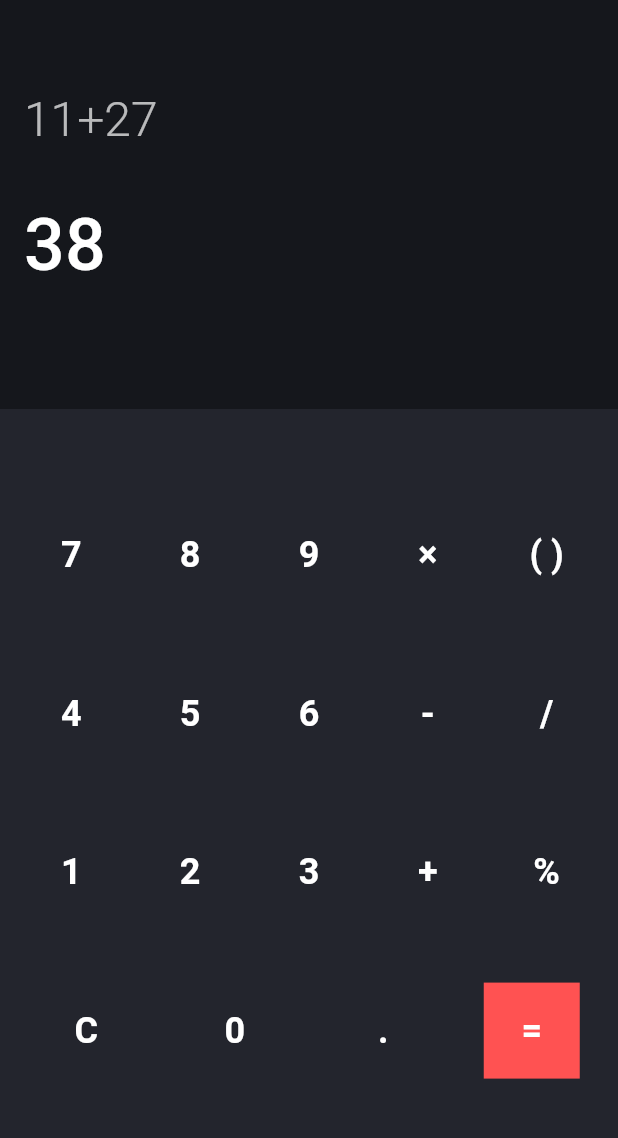
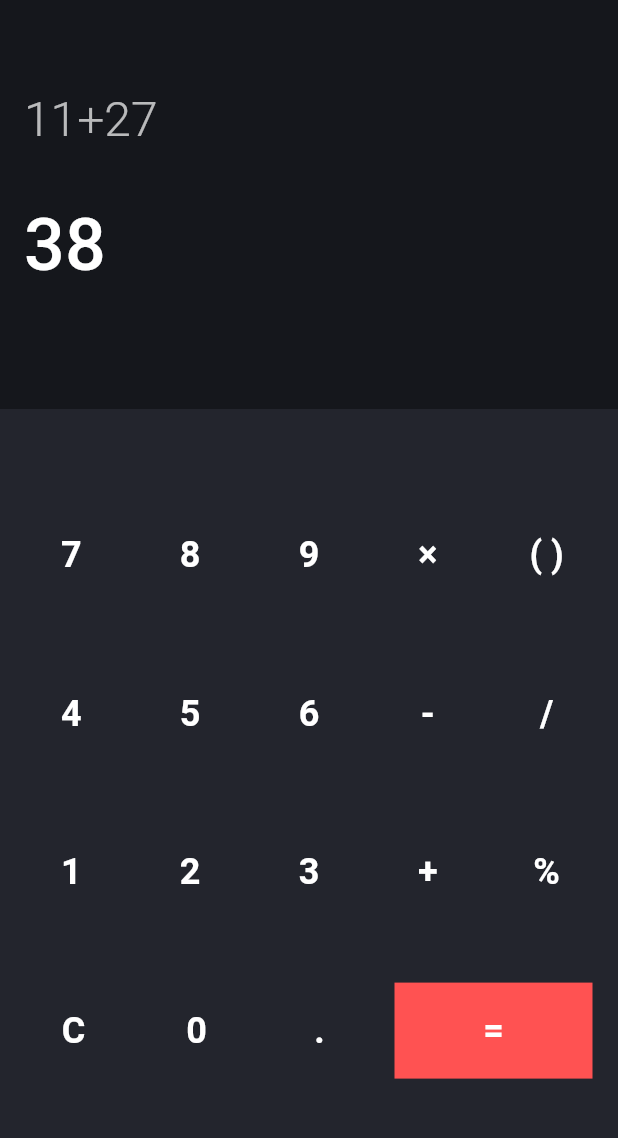
Before and after one commit to MoeZalzala11/Flutter_Calculator, a Flutter app: the screen it shows after launch, on a phone screen of 412 x 824 dp, the part 59-1197 px from its top. Run offline on Flutter 3.47's test engine with Material 2 defaults, Android fonts, the phone set to English and light mode, and no system bars.

Commit message:
edit the = button

```diff
--- a/lib/calculator_home_screen.dart
+++ b/lib/calculator_home_screen.dart
@@ -241,6 +241,8 @@ class _CalculatorHomePageState extends State<CalculatorHomePage> {
                       ),
                       getCalculatorButton(
                         label: '=',
+                        width: 132,
+                        height: 64,
                         backgroundColor: Colors.redAccent,
                         onPress: () {
                           if (kDebugMode) {
```
